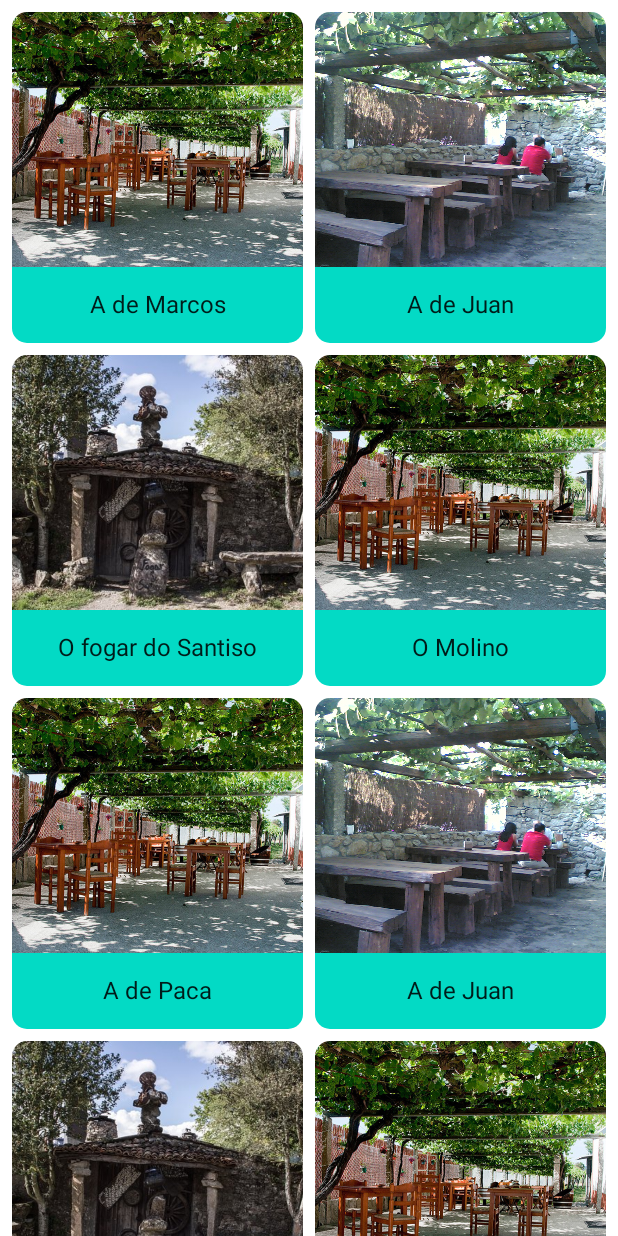
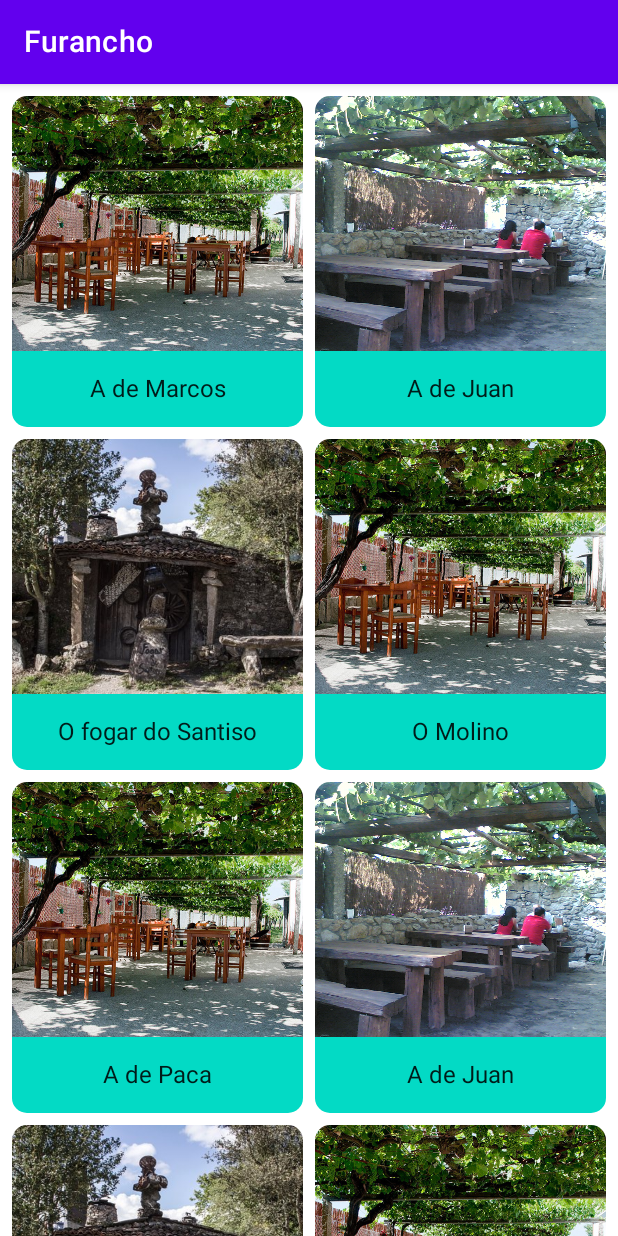
Before and after one commit to HPosedev/FuranchoRiasBaixas, an Android app built with Jetpack Compose: the screen it shows after launch (MainActivity), on a phone screen of 412 x 824 dp. Run offline under Robolectric (Android 15) with nearby library versions, the phone set to English and light mode, and no system bars.

Commit message:
added topBar

```diff
--- a/app/src/main/java/com/hposedev/myapplication/MainActivity.kt
+++ b/app/src/main/java/com/hposedev/myapplication/MainActivity.kt
@@ -9,10 +9,7 @@ import androidx.compose.foundation.layout.*
 import androidx.compose.foundation.lazy.GridCells
 import androidx.compose.foundation.lazy.LazyVerticalGrid
 import androidx.compose.foundation.shape.RoundedCornerShape
-import androidx.compose.material.MaterialTheme
-import androidx.compose.material.Shapes
-import androidx.compose.material.Surface
-import androidx.compose.material.Text
+import androidx.compose.material.*
 import androidx.compose.runtime.Composable
 import androidx.compose.runtime.remember
 import androidx.compose.ui.Alignment
@@ -23,6 +20,7 @@ import androidx.compose.ui.graphics.Shape
 import androidx.compose.ui.layout.ContentScale
 import androidx.compose.ui.platform.textInputServiceFactory
 import androidx.compose.ui.res.painterResource
+import androidx.compose.ui.res.stringResource
 import androidx.compose.ui.text.AnnotatedString
 import androidx.compose.ui.text.TextStyle
 import androidx.compose.ui.tooling.preview.Preview
@@ -42,7 +40,12 @@ class MainActivity : ComponentActivity() {
                     modifier = Modifier.fillMaxSize(),
                     color = MaterialTheme.colors.background
                 ) {
-                    FuranchoList()
+                    Scaffold(
+                        topBar = {
+                            TopAppBar (title = {Text(text = stringResource(id = R.string.app_name)) })}) {
+                                FuranchoList()
+                    }
+
                 }
             }
         }
@@ -67,7 +70,8 @@ fun FuranchoList(){
 
 @Composable
 fun FuranchoItem(item:Furancho) {
-    Column(modifier = Modifier.padding(4.dp)
+    Column(modifier = Modifier
+        .padding(4.dp)
         .clip(RoundedCornerShape(10.dp))){
         Box(
             modifier = Modifier
--- a/app/src/main/res/values/strings.xml
+++ b/app/src/main/res/values/strings.xml
@@ -1,3 +1,3 @@
 <resources>
-    <string name="app_name">My Application</string>
+    <string name="app_name">Furancho</string>
 </resources>
```
